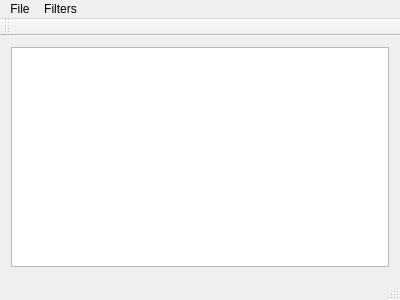
Above: PictureMonster/mainwindow.ui from CookiePLMonster/PictureMonster before the change. Below: the same form after it.
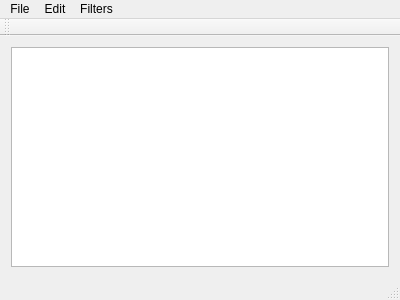
That is the form after the change.

Commit message: Undo feature

Diff of the .ui file:
```diff
--- a/PictureMonster/mainwindow.ui
+++ b/PictureMonster/mainwindow.ui
@@ -46,7 +46,15 @@
     <addaction name="actionPosterize"/>
     <addaction name="actionMax_RGB"/>
    </widget>
+   <widget class="QMenu" name="menuEdit">
+    <property name="title">
+     <string>Edit</string>
+    </property>
+    <addaction name="actionUndo"/>
+    <addaction name="actionRedo"/>
+   </widget>
    <addaction name="menuFile"/>
+   <addaction name="menuEdit"/>
    <addaction name="menuFilters"/>
   </widget>
   <widget class="QToolBar" name="mainToolBar">
```
Left out of the diff: 16 changed lines with no effect on the pictures. The commit also changes 2 other files.
